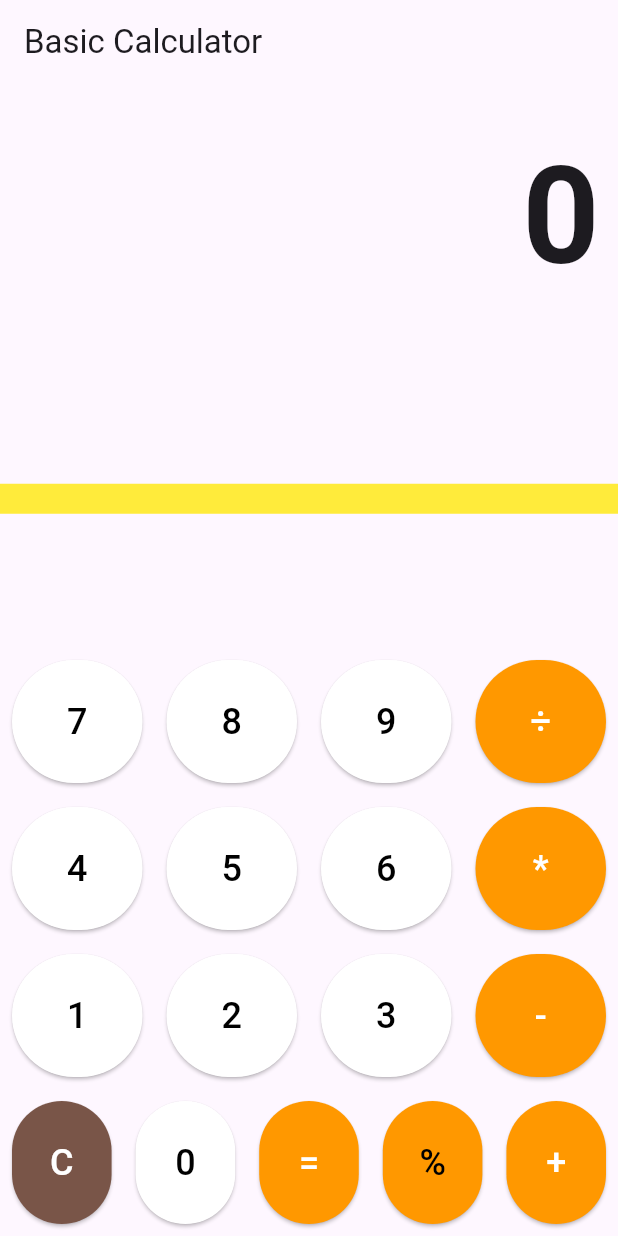
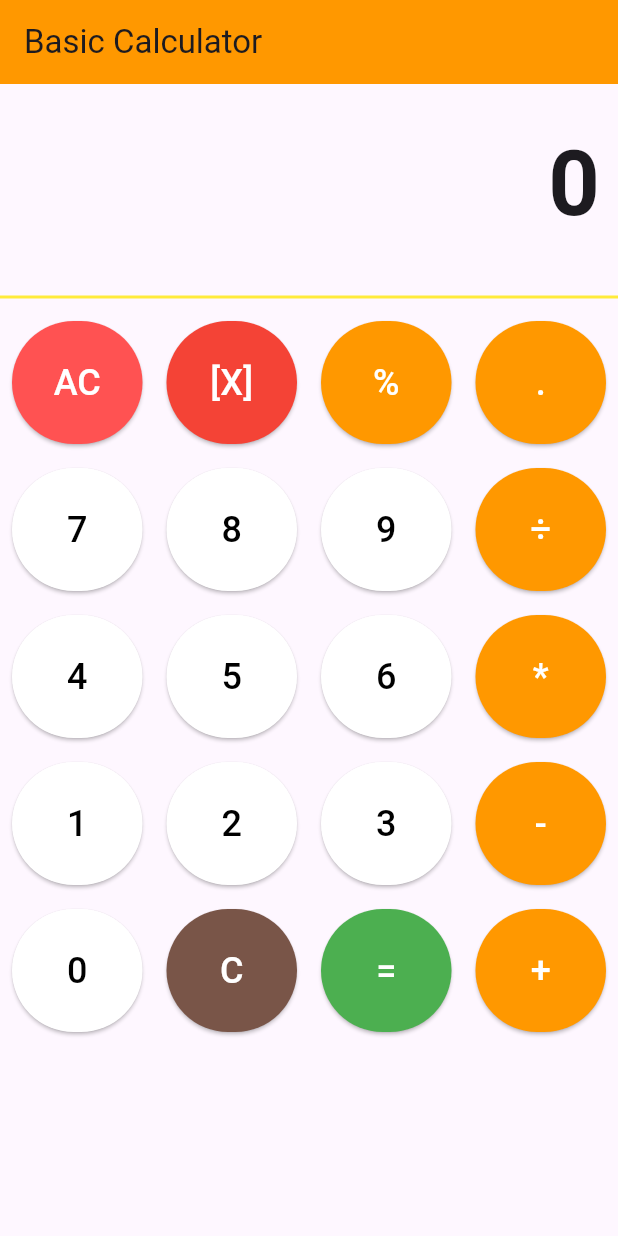
Before and after one commit to OmarFaruq97/learn-flutter-app-development, a Flutter app: the screen it shows after launch, on a phone screen of 412 x 824 dp. Run offline on Flutter 3.47's test engine with Material 3 defaults, Android fonts, the light colour scheme and no system bars; missing offline and left inert: flame.

Commit message:
calculator working

```diff
--- a/fultter_calculator/lib/main.dart
+++ b/fultter_calculator/lib/main.dart
@@ -1,7 +1,7 @@
 import 'package:flutter/material.dart';
 
 void main() {
-  runApp(CalculatorApp());
+  runApp(const CalculatorApp());
 }
 
 class CalculatorApp extends StatelessWidget {
@@ -12,7 +12,8 @@ class CalculatorApp extends StatelessWidget {
     return MaterialApp(
       title: 'Basic Calculator',
       theme: ThemeData(primarySwatch: Colors.blue),
-      home: CalculatorScreen(),
+      debugShowCheckedModeBanner: false,
+      home: const CalculatorScreen(),
     );
   }
 }
@@ -33,23 +34,35 @@ class _CalculatorScreenState extends State<CalculatorScreen> {
 
   void _buttonPressed(String buttonText) {
     setState(() {
-      if (buttonText == "C") {
+      if (buttonText == "C" || buttonText == "AC") {
         _output = "0";
         _currentInput = "";
         _num1 = 0;
         _num2 = 0;
         _operation = "";
+      } else if (buttonText == "[X]") {
+        if (_currentInput.isNotEmpty) {
+          _currentInput = _currentInput.substring(0, _currentInput.length - 1);
+          _output = _currentInput.isEmpty ? "0" : _currentInput;
+        }
+      } else if (buttonText == ".") {
+        if (!_currentInput.contains(".")) {
+          _currentInput += ".";
+          _output = _currentInput;
+        }
       } else if (buttonText == "+" ||
           buttonText == "-" ||
           buttonText == "*" ||
           buttonText == "÷" ||
-          buttonText == "." ||
-          buttonText == "%" ) {
+          buttonText == "%") {
+        if (_currentInput.isNotEmpty) {
           _num1 = double.parse(_currentInput);
           _operation = buttonText;
           _currentInput = "";
           _output = "$_num1 $_operation";
+        }
       } else if (buttonText == "=") {
+        if (_currentInput.isNotEmpty && _operation.isNotEmpty) {
           _num2 = double.parse(_currentInput);
 
           switch (_operation) {
@@ -63,9 +76,10 @@ class _CalculatorScreenState extends State<CalculatorScreen> {
               _currentInput = (_num1 * _num2).toString();
               break;
             case "÷":
-            _currentInput = (_num1 / _num2).toString();
+              _currentInput = _num2 != 0
+                  ? (_num1 / _num2).toStringAsFixed(2)
+                  : "Error";
               break;
-
             case "%":
               _currentInput = (_num1 % _num2).toString();
               break;
@@ -75,6 +89,7 @@ class _CalculatorScreenState extends State<CalculatorScreen> {
           _num2 = 0;
           _operation = "";
           _output = _currentInput;
+        }
       } else {
         _currentInput += buttonText;
         _output = _currentInput;
@@ -94,7 +109,7 @@ class _CalculatorScreenState extends State<CalculatorScreen> {
           onPressed: () => _buttonPressed(buttonText),
           style: ElevatedButton.styleFrom(
             backgroundColor: color,
-            padding: EdgeInsets.all(24.0),
+            padding: const EdgeInsets.all(24.0),
           ),
           child: Text(
             buttonText,
@@ -108,20 +123,53 @@ class _CalculatorScreenState extends State<CalculatorScreen> {
   @override
   Widget build(BuildContext context) {
     return Scaffold(
-      appBar: AppBar(title: Text('Basic Calculator')),
+      appBar: AppBar(
+        title: const Text('Basic Calculator'),
+        backgroundColor: Colors.orange,
+      ),
       body: Column(
         children: <Widget>[
           Container(
             alignment: Alignment.centerRight,
-            padding: EdgeInsets.symmetric(vertical: 24.0, horizontal: 12.0),
+            padding: const EdgeInsets.symmetric(
+              vertical: 24.0,
+              horizontal: 12.0,
+            ),
             child: Text(
               _output,
-              style: TextStyle(fontSize: 90.0, fontWeight: FontWeight.bold),
+              style: const TextStyle(
+                fontSize: 60.0,
+                fontWeight: FontWeight.bold,
               ),
             ),
-          Expanded(child: Divider(thickness: 20,color: Colors.yellow,)),
+          ),
+          const Divider(thickness: 2, color: Colors.yellow),
           Column(
             children: [
+              Row(
+                children: [
+                  _buildButton(
+                    "AC",
+                    color: Colors.redAccent,
+                    textColor: Colors.white,
+                  ),
+                  _buildButton(
+                    "[X]",
+                    color: Colors.red,
+                    textColor: Colors.white,
+                  ),
+                  _buildButton(
+                    "%",
+                    color: Colors.orange,
+                    textColor: Colors.white,
+                  ),
+                  _buildButton(
+                    ".",
+                    color: Colors.orange,
+                    textColor: Colors.white,
+                  ),
+                ],
+              ),
               Row(
                 children: [
                   _buildButton("7"),
@@ -160,29 +208,17 @@ class _CalculatorScreenState extends State<CalculatorScreen> {
               ),
               Row(
                 children: [
+                  _buildButton("0"),
                   _buildButton(
                     "C",
                     color: Colors.brown,
                     textColor: Colors.white,
                   ),
-                  _buildButton("0"),
                   _buildButton(
                     "=",
-                    color: Colors.orange,
+                    color: Colors.green,
                     textColor: Colors.white,
                   ),
-
-                  // _buildButton(
-                  //   ".",
-                  //   color: Colors.orange,
-                  //   textColor: Colors.black,
-                  // ),
-                  _buildButton(
-                    "%",
-                    color: Colors.orange,
-                    textColor: Colors.black,
-                  ),
-
                   _buildButton(
                     "+",
                     color: Colors.orange,
--- a/fultter_calculator/pubspec.yaml
+++ b/fultter_calculator/pubspec.yaml
@@ -34,6 +34,7 @@ dependencies:
   # The following adds the Cupertino Icons font to your application.
   # Use with the CupertinoIcons class for iOS style icons.
   cupertino_icons: ^1.0.8
+  decimal: ^3.2.2
 
 dev_dependencies:
   flutter_test:
```
Also changed, not shown: fultter_calculator/pubspec.lock. Lines whose indentation alone changed are shown as unchanged.
